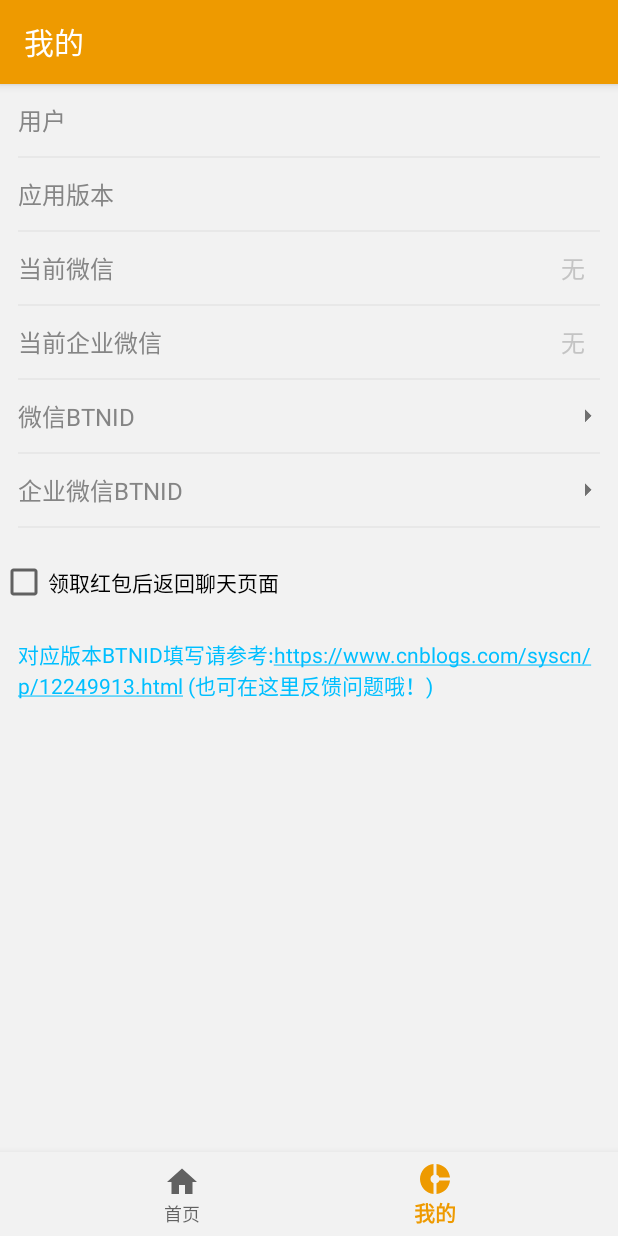
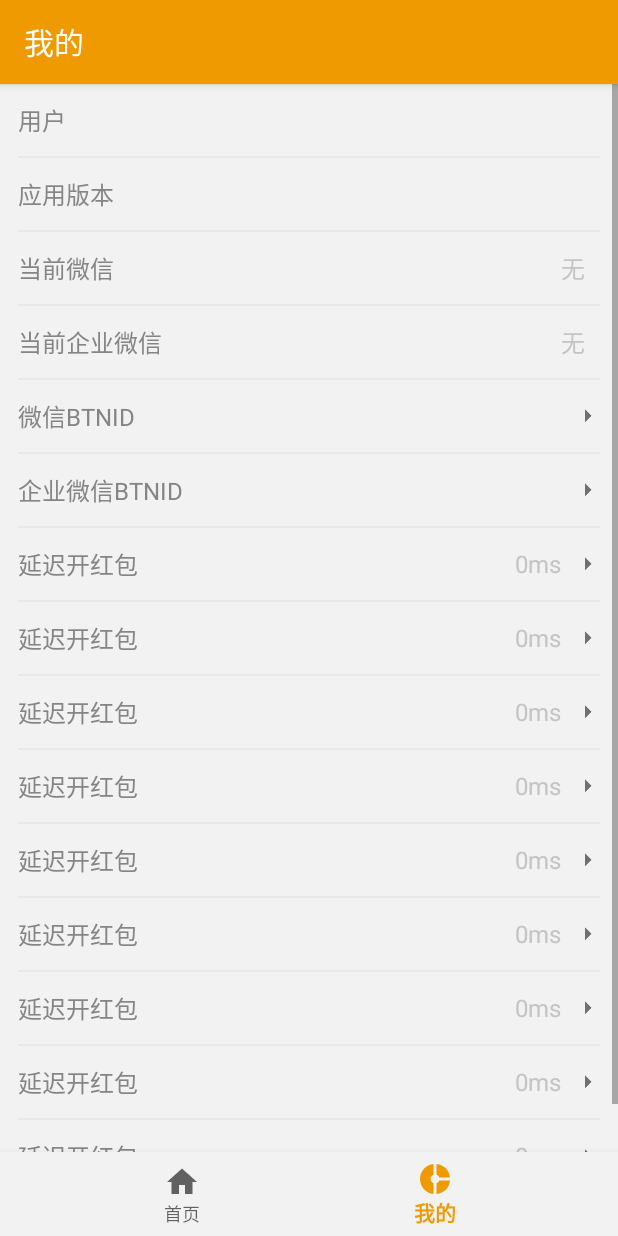
Before and after one commit to syssun/SysReadPacket, an Android app: the NotificationsFragment screen opened through its navigation route, on a phone screen of 412 x 824 dp. Run offline under Robolectric (Android 15) with nearby library versions, the light colour scheme and no system bars; our stand-ins replace navigation-ui; libraries missing offline, so code that uses them is left out: com.alibaba.fastjson, com.youth.banner; 8 statements that could not run were skipped.

Commit message:
优化代码

```diff
--- a/app/build.gradle
+++ b/app/build.gradle
@@ -8,7 +8,7 @@
         minSdkVersion 15
         targetSdkVersion 29
         versionCode 1
-        versionName "1.0.3"
+        versionName "1.0.4"
         testInstrumentationRunner "androidx.test.runner.AndroidJUnitRunner"
     }
     signingConfigs {
--- a/app/src/main/java/com/sys/readh/activitys/LoginActivity.java
+++ b/app/src/main/java/com/sys/readh/activitys/LoginActivity.java
@@ -8,9 +8,11 @@
 import android.widget.Toast;
 import com.sys.readh.MainActivity;
 import com.sys.readh.R;
+import com.sys.readh.utils.AppAcount;
 import com.sys.readh.utils.CodeUtils;
 import com.sys.readh.utils.LogUtil;
 import com.sys.readh.utils.RegexUtils;
+import com.sys.readh.utils.SharePerKeys;
 import com.sys.readh.views.InputView;
 import com.sys.readh.views.RandomValidateCode;
 
@@ -45,7 +47,7 @@
             Toast.makeText(this,"请输入手机号",Toast.LENGTH_SHORT).show();
             return ;
         }
-        if("sys123".equals(userphonestr)){ //不需要校验的用户
+        if(AppAcount.username_admin.equals(userphonestr)){ //不需要校验的用户
             ccomit(userphonestr);
             return ;
         }
@@ -68,7 +70,7 @@
     private void ccomit(String userphonestr){
         //将用户名保存到缓存
         SharedPreferences.Editor editor = sharedPreferences.edit();
-        editor.putString("sys_userphone",userphonestr);
+        editor.putString(SharePerKeys.sys_userphone,userphonestr);
         editor.commit();
         button.setClickable(false);
         Intent intent = new Intent(this, MainActivity.class);
--- a/app/src/main/java/com/sys/readh/adapter/HomeAdapter.java
+++ b/app/src/main/java/com/sys/readh/adapter/HomeAdapter.java
@@ -18,6 +18,7 @@
 import com.sys.readh.R;
 import com.sys.readh.activitys.SettingsActivity;
 import com.sys.readh.adapter.items.HomeGrid;
+import com.sys.readh.utils.SharePerKeys;
 
 import java.util.ArrayList;
 
@@ -67,8 +68,8 @@
                         break ;
                     case "jianting" :
                         //判断btnid 是否填写
-                        String mmbtnid = sharedPreferences.getString("sys_mmbtnid","");
-                        String weworkbtnid = sharedPreferences.getString("sys_weworkbtnid","");
+                        String mmbtnid = sharedPreferences.getString(SharePerKeys.sys_mmbtnid,"");
+                        String weworkbtnid = sharedPreferences.getString(SharePerKeys.sys_weworkbtnid,"");
                         if("".equals(mmbtnid) && "".equals(weworkbtnid)){
                             Toast.makeText(context,"请在【我的】中正确填写BTNID",Toast.LENGTH_LONG).show();
                             break;
--- a/app/src/main/java/com/sys/readh/services/SysNotificationListenerService.java
+++ b/app/src/main/java/com/sys/readh/services/SysNotificationListenerService.java
@@ -11,6 +11,7 @@
 import android.service.notification.StatusBarNotification;
 import androidx.annotation.RequiresApi;
 import com.sys.readh.utils.LogUtil;
+import com.sys.readh.utils.SharePerKeys;
 
 /**
  * 打开通知
@@ -26,7 +27,7 @@
         super.onListenerConnected();
         sharedPreferences = getSharedPreferences("data", Context.MODE_PRIVATE);
         SharedPreferences.Editor editor = sharedPreferences.edit();
-        editor.putString("sys_notificationListener","通知已开启...");
+        editor.putString(SharePerKeys.sys_notificationListener,"通知已开启...");
         editor.commit();
         LogUtil.d("通知已开启...");
     }
@@ -35,7 +36,7 @@
         super.onListenerDisconnected();
         sharedPreferences = getSharedPreferences("data", Context.MODE_PRIVATE);
         SharedPreferences.Editor editor = sharedPreferences.edit();
-        editor.putString("sys_notificationListener","通知已断开...");
+        editor.putString(SharePerKeys.sys_notificationListener,"通知已断开...");
         editor.commit();
         LogUtil.d("通知已断开...");
     }
--- a/app/src/main/java/com/sys/readh/ui/home/HomeFragment.java
+++ b/app/src/main/java/com/sys/readh/ui/home/HomeFragment.java
@@ -27,6 +27,7 @@
 import com.sys.readh.loader.GlideImageLoader;
 import com.sys.readh.utils.AppUtils;
 import com.sys.readh.utils.LogUtil;
+import com.sys.readh.utils.SharePerKeys;
 import com.sys.readh.utils.StringUtil;
 import com.youth.banner.Banner;
 import com.youth.banner.listener.OnBannerListener;
@@ -137,7 +138,7 @@
         }else{
             t1.setText("红包监听已关闭...");
         }
-        t2.setText(sharedPreferences.getString("sys_notificationListener",""));
+        t2.setText(sharedPreferences.getString(SharePerKeys.sys_notificationListener,""));
     }
     @Override
     public void onStop() {
--- a/app/src/main/java/com/sys/readh/ui/notifications/NotificationsFragment.java
+++ b/app/src/main/java/com/sys/readh/ui/notifications/NotificationsFragment.java
@@ -22,6 +22,8 @@
 import com.sys.readh.adapter.InfoGridAdapter;
 import com.sys.readh.adapter.items.InfoGrid;
 import com.sys.readh.utils.AppUtils;
+import com.sys.readh.utils.SharePerKeys;
+
 import java.util.ArrayList;
 
 public class NotificationsFragment extends Fragment implements CompoundButton.OnCheckedChangeListener{
@@ -46,16 +48,26 @@
         View root = inflater.inflate(R.layout.fragment_notifications, container, false);
         recyclerView = root.findViewById(R.id.r4);
         recyclerView.setLayoutManager(new LinearLayoutManager(getActivity()));
-        String sys_userphone = sharedPreferences.getString("sys_userphone","");
+        String sys_userphone = sharedPreferences.getString(SharePerKeys.sys_userphone,"");
         infoGrids.add(new InfoGrid("name","用户",sys_userphone));
         infoGrids.add(new InfoGrid("version","应用版本",AppUtils.getVersionName(this.getContext())));
-        infoGrids.add(new InfoGrid("mm","当前微信",getVersion("sys_version_mm")));
-        infoGrids.add(new InfoGrid("wework","当前企业微信",getVersion("sys_version_wework")));
+        infoGrids.add(new InfoGrid("mm","当前微信",getVersion(SharePerKeys.sys_version_mm)));
+        infoGrids.add(new InfoGrid("wework","当前企业微信",getVersion(SharePerKeys.sys_version_wework)));
 
-        String mmbtnid = sharedPreferences.getString("sys_mmbtnid","");
-        String weworkbtnid = sharedPreferences.getString("sys_weworkbtnid","");
+        String mmbtnid = sharedPreferences.getString(SharePerKeys.sys_mmbtnid,"");
+        String weworkbtnid = sharedPreferences.getString(SharePerKeys.sys_weworkbtnid,"");
+        int sys_delay_ms = sharedPreferences.getInt(SharePerKeys.sys_delay_open,0);
         infoGrids.add(new InfoGrid("mmbtnid","微信BTNID",mmbtnid,true));
         infoGrids.add(new InfoGrid("weworkbtnid","企业微信BTNID",weworkbtnid,true));
+        infoGrids.add(new InfoGrid("sys_delay_open","延迟开红包",sys_delay_ms+"ms",true));
+        infoGrids.add(new InfoGrid("sys_delay_open","延迟开红包",sys_delay_ms+"ms",true));
+        infoGrids.add(new InfoGrid("sys_delay_open","延迟开红包",sys_delay_ms+"ms",true));
+        infoGrids.add(new InfoGrid("sys_delay_open","延迟开红包",sys_delay_ms+"ms",true));
+        infoGrids.add(new InfoGrid("sys_delay_open","延迟开红包",sys_delay_ms+"ms",true));
+        infoGrids.add(new InfoGrid("sys_delay_open","延迟开红包",sys_delay_ms+"ms",true));
+        infoGrids.add(new InfoGrid("sys_delay_open","延迟开红包",sys_delay_ms+"ms",true));
+        infoGrids.add(new InfoGrid("sys_delay_open","延迟开红包",sys_delay_ms+"ms",true));
+        infoGrids.add(new InfoGrid("sys_delay_open","延迟开红包",sys_delay_ms+"ms",true));
 
         infoGridAdapter = new InfoGridAdapter(getActivity(),infoGrids);
         recyclerView.setAdapter(infoGridAdapter);
@@ -73,7 +85,7 @@
         });
         mycheck = root.findViewById(R.id.mycheck);
         mycheck.setOnCheckedChangeListener(this);
-        boolean ischeck = sharedPreferences.getBoolean("sys_seting_autoclose",false);
+        boolean ischeck = sharedPreferences.getBoolean(SharePerKeys.sys_seting_autoclose,false);
         mycheck.setChecked(ischeck);
 
         button = root.findViewById(R.id.Logoutbtn);
@@ -92,7 +104,7 @@
     }
     public void logout(){
         SharedPreferences.Editor editor = sharedPreferences.edit();
-        editor.remove("sys_userphone");
+        editor.remove(SharePerKeys.sys_userphone);
         editor.commit();
         Intent intent = new Intent(context, LoginActivity.class);
         intent.setFlags(Intent.FLAG_ACTIVITY_CLEAR_TASK | Intent.FLAG_ACTIVITY_NEW_TASK);
@@ -101,9 +113,9 @@
     private String getVersion(String key){
         String a = "" ;
         if("".equals(sharedPreferences.getString(key,""))){
-            if("sys_version_wework".equals(key))
+            if(SharePerKeys.sys_version_wework.equals(key))
                 a = AppUtils.getWeWorkVersion(this.getContext());
-            else  if("sys_version_mm".equals(key))
+            else  if(SharePerKeys.sys_version_mm.equals(key))
                 a = AppUtils.getMMVersion(this.getContext());
         }else{
             a = sharedPreferences.getString(key,"");
@@ -115,9 +127,9 @@
     public void onCheckedChanged(CompoundButton buttonView, boolean isChecked) {
         SharedPreferences.Editor editor = sharedPreferences.edit();
         if(isChecked){
-            editor.putBoolean("sys_seting_autoclose",true);
+            editor.putBoolean(SharePerKeys.sys_seting_autoclose,true);
         }else{
-            editor.putBoolean("sys_seting_autoclose",false);
+            editor.putBoolean(SharePerKeys.sys_seting_autoclose,false);
         }
         editor.commit();
     }
--- /dev/null
+++ b/app/src/main/java/com/sys/readh/utils/AppAcount.java
@@ -0,0 +1,5 @@
+package com.sys.readh.utils;
+
+public final class AppAcount {
+    public static final String username_admin = "sys123" ;
+}
--- a/app/src/main/java/com/sys/readh/utils/StringUtil.java
+++ b/app/src/main/java/com/sys/readh/utils/StringUtil.java
@@ -1,6 +1,9 @@
 package com.sys.readh.utils;
 
-public class StringUtil {
+/**
+ * 淘口令
+ */
+public final class StringUtil {
     public static final String tb_wazi = "南极人袜子男冬加厚中筒袜短袜纯棉男袜潮长袜船袜防臭吸汗秋冬季 【包邮】\n" +
             "【在售价】24.80元\n" +
             "【券后价】14.80元\n" +
--- a/app/src/main/res/layout/fragment_notifications.xml
+++ b/app/src/main/res/layout/fragment_notifications.xml
@@ -1,45 +1,55 @@
 <?xml version="1.0" encoding="utf-8"?>
 <androidx.constraintlayout.widget.ConstraintLayout xmlns:android="http://schemas.android.com/apk/res/android"
     xmlns:app="http://schemas.android.com/apk/res-auto"
+    xmlns:tools="http://schemas.android.com/tools"
     android:layout_width="match_parent"
     android:layout_height="match_parent"
     android:background="@color/colorWhite"
-    xmlns:tools="http://schemas.android.com/tools"
     tools:context="com.sys.readh.ui.notifications.NotificationsFragment">
+
+    <ScrollView
+        android:layout_width="match_parent"
+        android:layout_height="match_parent">
+
+        <LinearLayout
+            android:layout_width="match_parent"
+            android:layout_height="match_parent"
+            android:orientation="vertical">
+
             <androidx.recyclerview.widget.RecyclerView
                 android:id="@+id/r4"
                 android:layout_width="match_parent"
                 android:layout_height="wrap_content"
-        android:layout_marginTop="0dp"
-        tools:ignore="MissingConstraints" />
+                android:layout_marginTop="0dp" />
+
             <LinearLayout
                 android:layout_width="match_parent"
                 android:layout_height="wrap_content"
+                android:layout_marginTop="20dp"
                 android:orientation="vertical"
-        android:layout_marginTop="20dp"
-        app:layout_constraintTop_toBottomOf="@+id/r4"
-        tools:ignore="MissingConstraints">
+                app:layout_constraintTop_toBottomOf="@+id/r4">
+
                 <CheckBox
                     android:id="@+id/mycheck"
                     android:layout_width="wrap_content"
                     android:layout_height="wrap_content"
-            android:text="领取红包后返回聊天页面"
                     android:layout_marginBottom="10dp"
-            tools:ignore="MissingConstraints"
-            />
+                    android:text="领取红包后返回聊天页面" />
+
                 <Button
+                    android:id="@+id/Logoutbtn"
                     style="@style/btnCommit"
-            android:id="@+id/Logoutbtn"
                     android:text="退出登录"
-            android:textSize="@dimen/navTextSize"
-             />
+                    android:textSize="@dimen/navTextSize" />
+
                 <TextView
                     android:id="@+id/textnoteid"
                     android:layout_width="match_parent"
                     android:layout_height="wrap_content"
                     android:layout_margin="@dimen/marginSize"
-            android:textColor="@color/colorLink"
-            android:text="@string/sys_btnid_notes"/>
+                    android:text="@string/sys_btnid_notes"
+                    android:textColor="@color/colorLink" />
             </LinearLayout>
-
+        </LinearLayout>
+    </ScrollView>
 </androidx.constraintlayout.widget.ConstraintLayout>
```
Also changed, not shown: app/src/main/java/com/sys/readh/activitys/WelcomeActivity.java (+6 -5 lines), app/src/main/java/com/sys/readh/adapter/InfoGridAdapter.java (+33 -9 lines), app/src/main/java/com/sys/readh/services/SysReadAccessibilityService.java (+34 -9 lines), app/src/main/java/com/sys/readh/utils/SharePerKeys.java (added, +17 -0 lines). Lines whose indentation alone changed are shown as unchanged.
